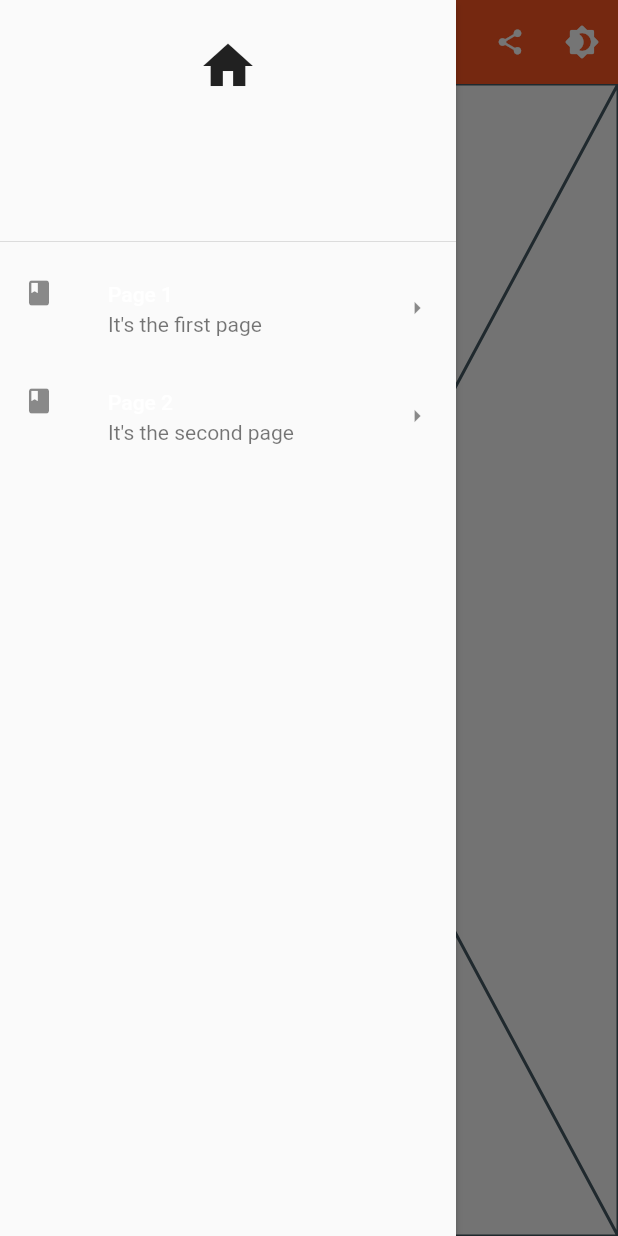
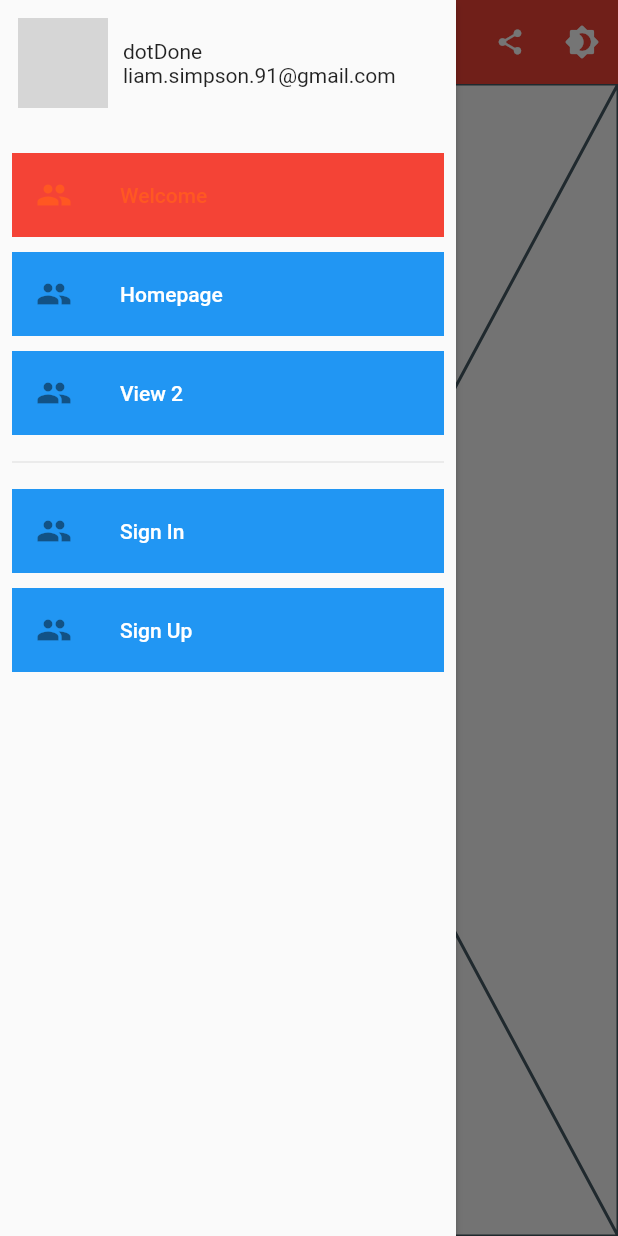
Before and after one commit to dotDone/my-personal-dashboard, a Flutter app: the screen it shows after launch, with the side drawer open, on a phone screen of 412 x 824 dp. Run offline on Flutter 3.47's test engine with Material 2 defaults, Android fonts, the phone set to English and light mode, and no system bars; network calls fail; grey boxes are pictures that could not be loaded.

Commit message:
Added sidebar navigation

```diff
--- /dev/null
+++ b/lib/components/my_drawer.dart
@@ -0,0 +1,164 @@
+import 'package:flutter/material.dart';
+import 'package:myfirstapp/controllers/all.controllers.dart';
+import 'package:provider/provider.dart';
+
+class MyDrawer extends StatelessWidget {
+  const MyDrawer({Key? key}) : super(key: key);
+
+  @override
+  Widget build(BuildContext context) {
+    bool isCollapsed = false;
+
+    final username = 'dotDone';
+    final email = 'liam.simpson.91@gmail.com';
+    final urlImage =
+        'https://avatars.githubusercontent.com/u/59634434?s=400&u=04df13b890673ccb6ea63b36b33160afc8d385bc&v=4';
+
+    void toggleCollapsed() {
+      isCollapsed = !isCollapsed;
+    }
+
+    return Drawer(
+      elevation: 2,
+      child: Container(
+        width: isCollapsed ? MediaQuery.of(context).size.width * 0.2 : null,
+        child: Material(
+          child: ListView(
+            children: <Widget>[
+              buildMenuHeader(
+                urlImage: urlImage,
+                username: username,
+                email: email,
+              ),
+              Container(
+                padding: EdgeInsets.all(8.0),
+                child: Column(
+                  children: [
+                    const SizedBox(
+                      height: 10,
+                    ),
+                    buildMenuItem(
+                      context,
+                      text: 'Welcome',
+                      icon: Icons.people,
+                      page: '/welcome',
+                      navigationItem: NavigationItem.welcome,
+                    ),
+                    const SizedBox(
+                      height: 10,
+                    ),
+                    buildMenuItem(
+                      context,
+                      text: 'Homepage',
+                      icon: Icons.people,
+                      page: '/homepage',
+                      navigationItem: NavigationItem.homepage,
+                    ),
+                    const SizedBox(
+                      height: 10,
+                    ),
+                    buildMenuItem(
+                      context,
+                      text: 'View 2',
+                      icon: Icons.people,
+                      page: '/view2',
+                      navigationItem: NavigationItem.view2,
+                    ),
+                    const SizedBox(
+                      height: 10,
+                    ),
+                    Divider(),
+                    const SizedBox(
+                      height: 10,
+                    ),
+                    buildMenuItem(
+                      context,
+                      text: 'Sign In',
+                      icon: Icons.people,
+                      page: '/signin',
+                      navigationItem: NavigationItem.signin,
+                    ),
+                    const SizedBox(
+                      height: 10,
+                    ),
+                    buildMenuItem(
+                      context,
+                      text: 'Sign Up',
+                      icon: Icons.people,
+                      page: '/signup',
+                      navigationItem: NavigationItem.signup,
+                    ),
+                    const SizedBox(
+                      height: 10,
+                    ),
+                  ],
+                ),
+              ),
+            ],
+          ),
+        ),
+      ),
+    );
+  }
+
+  Widget buildMenuItem(
+    BuildContext context, {
+    required String text,
+    required IconData icon,
+    required String page,
+    required NavigationItem navigationItem,
+  }) {
+    NavigationController navigation =
+        Provider.of<NavigationController>(context, listen: false);
+    final isSelected = navigationItem == navigation.navigationItem;
+
+    return Material(
+      color: Colors.transparent,
+      child: ListTile(
+        selected: isSelected,
+        selectedTileColor: Colors.red,
+        leading: Icon(icon),
+        title: Text(text),
+        onTap: () => navigation.changeScreen(page, navigationItem),
+      ),
+    );
+  }
+
+  Widget buildMenuHeader({
+    required String urlImage,
+    required String username,
+    required String email,
+    // required VoidCallback? onClicked,
+  }) =>
+      InkWell(
+        child: Container(
+          padding: EdgeInsets.all(12.0),
+          child: Row(
+            crossAxisAlignment: CrossAxisAlignment.center,
+            children: [
+              Flexible(
+                fit: FlexFit.loose,
+                flex: 3,
+                child: CircleAvatar(
+                  radius: 30,
+                  backgroundImage: NetworkImage(urlImage),
+                ),
+              ),
+              SizedBox(
+                width: 10,
+              ),
+              Expanded(
+                flex: 7,
+                child: Column(
+                  crossAxisAlignment: CrossAxisAlignment.start,
+                  children: [
+                    Text(username),
+                    Text(email),
+                  ],
+                ),
+              ),
+            ],
+          ),
+        ),
+      );
+}
--- /dev/null
+++ b/lib/controllers/all.controllers.dart
@@ -0,0 +1,2 @@
+export 'theme.controller.dart';
+export 'navigation.controller.dart';
--- /dev/null
+++ b/lib/controllers/navigation.controller.dart
@@ -0,0 +1,23 @@
+import 'package:flutter/material.dart';
+
+enum NavigationItem {
+  homepage,
+  welcome,
+  profile,
+  view2,
+  signin,
+  signup,
+}
+
+class NavigationController extends ChangeNotifier {
+  String screenName = '/';
+  NavigationItem _navigationItem = NavigationItem.welcome;
+
+  NavigationItem get navigationItem => _navigationItem;
+
+  void changeScreen(String newScreenName, NavigationItem navigationItem) {
+    screenName = newScreenName;
+    _navigationItem = navigationItem;
+    notifyListeners();
+  }
+}
--- a/lib/themes.dart
+++ b/lib/controllers/theme.controller.dart
@@ -27,6 +27,12 @@ class CustomTheme with ChangeNotifier {
           color: Colors.white,
         ),
       ),
+      listTileTheme: ListTileThemeData(
+        tileColor: Colors.blue,
+      ),
+      appBarTheme: AppBarTheme(
+        backgroundColor: Colors.red,
+      ),
     );
   }
 
@@ -46,6 +52,15 @@ class CustomTheme with ChangeNotifier {
           color: Colors.white,
         ),
       ),
+      listTileTheme: ListTileThemeData(
+        tileColor: Colors.blue,
+      ),
+      appBarTheme: AppBarTheme(
+        backgroundColor: Colors.red,
+      ),
+      drawerTheme: DrawerThemeData(
+        backgroundColor: Colors.grey[800],
+      ),
     );
   }
 }
--- a/lib/homepage.dart
+++ /dev/null
@@ -1,78 +0,0 @@
-import 'package:flutter/material.dart';
-import 'package:myfirstapp/themes.dart';
-
-class HomePage extends StatelessWidget {
-  const HomePage({Key? key}) : super(key: key);
-
-  @override
-  Widget build(BuildContext context) {
-    return Scaffold(
-      appBar: AppBar(
-        title: const Text('M Y   A P P'),
-        elevation: 0,
-        actions: [
-          IconButton(
-            onPressed: () {},
-            icon: Icon(
-              (Icons.share),
-              size: 20,
-            ),
-          ),
-          IconButton(
-            onPressed: () {
-              currentTheme.toggleTheme();
-            },
-            icon: Icon(Icons.brightness_4_rounded),
-          ),
-        ],
-      ),
-      drawer: Drawer(
-        elevation: 2,
-        child: ListView(
-          children: [
-            DrawerHeader(
-              child: ListView(children: [
-                IconButton(
-                  icon: Icon(
-                    Icons.home,
-                  ),
-                  onPressed: () {},
-                  iconSize: 40,
-                ),
-              ]),
-            ),
-            ListTile(
-              leading: Icon(
-                Icons.book,
-                size: 20,
-              ),
-              title: const Text('Page 1'),
-              subtitle: const Text('It\'s the first page'),
-              trailing: Icon(
-                Icons.arrow_right,
-                size: 20,
-              ),
-              onTap: () {},
-            ),
-            ListTile(
-              leading: Icon(
-                Icons.book,
-                size: 20,
-              ),
-              title: const Text('Page 2'),
-              subtitle: const Text('It\'s the second page'),
-              trailing: Icon(
-                Icons.arrow_right,
-                size: 20,
-              ),
-              onTap: () {},
-            ),
-          ],
-        ),
-      ),
-      body: Container(
-        child: Placeholder(),
-      ),
-    );
-  }
-}
--- a/lib/main.dart
+++ b/lib/main.dart
@@ -1,8 +1,17 @@
 import 'package:flutter/material.dart';
-import 'package:myfirstapp/homepage.dart';
-import 'package:myfirstapp/themes.dart';
+import 'package:myfirstapp/views/all.dart';
+import 'package:myfirstapp/controllers/all.controllers.dart';
+import 'package:provider/provider.dart';
 
-void main() => runApp(MyApp());
+void main() => runApp(
+      MultiProvider(
+        providers: [
+          ListenableProvider<NavigationController>(
+              create: (_) => NavigationController())
+        ],
+        child: const MyApp(),
+      ),
+    );
 
 class MyApp extends StatefulWidget {
   const MyApp({Key? key}) : super(key: key);
@@ -22,12 +31,38 @@ class _MyAppState extends State<MyApp> {
 
   @override
   Widget build(BuildContext context) {
+    NavigationController navigation =
+        Provider.of<NavigationController>(context);
     return MaterialApp(
       title: 'My First App',
       theme: CustomTheme.lightTheme,
       darkTheme: CustomTheme.darkTheme,
       themeMode: currentTheme.currentTheme,
-      home: HomePage(),
+      home: Navigator(
+        pages: [
+          const MaterialPage(child: WelcomePage()),
+          if (navigation.screenName == '/homepage')
+            const MaterialPage(child: HomePage()),
+          if (navigation.screenName == '/welcome')
+            const MaterialPage(child: WelcomePage()),
+          if (navigation.screenName == '/view2')
+            const MaterialPage(child: View2()),
+          if (navigation.screenName == '/signin')
+            const MaterialPage(child: SignInPage()),
+          if (navigation.screenName == '/signup')
+            const MaterialPage(child: SignUpPage()),
+          if (navigation.screenName == '/profile')
+            const MaterialPage(child: ProfilePage()),
+        ],
+        onPopPage: (route, result) {
+          bool popStatus = route.didPop(result);
+          if (popStatus == true) {
+            Provider.of<NavigationController>(context, listen: false)
+                .changeScreen('/', NavigationItem.welcome);
+          }
+          return popStatus;
+        },
+      ),
     );
   }
 }
--- /dev/null
+++ b/lib/views/all.dart
@@ -0,0 +1,6 @@
+export 'homepage.dart';
+export 'welcome.dart';
+export 'signup.dart';
+export 'signin.dart';
+export 'view2.dart';
+export 'profile.dart';
--- /dev/null
+++ b/lib/views/welcome.dart
@@ -0,0 +1,36 @@
+import 'package:flutter/material.dart';
+import 'package:myfirstapp/controllers/theme.controller.dart';
+import 'package:myfirstapp/components/my_drawer.dart';
+
+class WelcomePage extends StatelessWidget {
+  const WelcomePage({Key? key}) : super(key: key);
+
+  @override
+  Widget build(BuildContext context) {
+    return Scaffold(
+      appBar: AppBar(
+        title: const Text('W E L C O M E'),
+        elevation: 0,
+        actions: [
+          IconButton(
+            onPressed: () {},
+            icon: Icon(
+              (Icons.share),
+              size: 20,
+            ),
+          ),
+          IconButton(
+            onPressed: () {
+              currentTheme.toggleTheme();
+            },
+            icon: Icon(Icons.brightness_4_rounded),
+          ),
+        ],
+      ),
+      drawer: MyDrawer(),
+      body: Container(
+        child: Placeholder(),
+      ),
+    );
+  }
+}
```
Also changed, not shown: lib/views/homepage.dart (added, +36 -0 lines), lib/views/profile.dart (added, +36 -0 lines), lib/views/signin.dart (added, +36 -0 lines), lib/views/signup.dart (added, +36 -0 lines), lib/views/view2.dart (added, +36 -0 lines).
